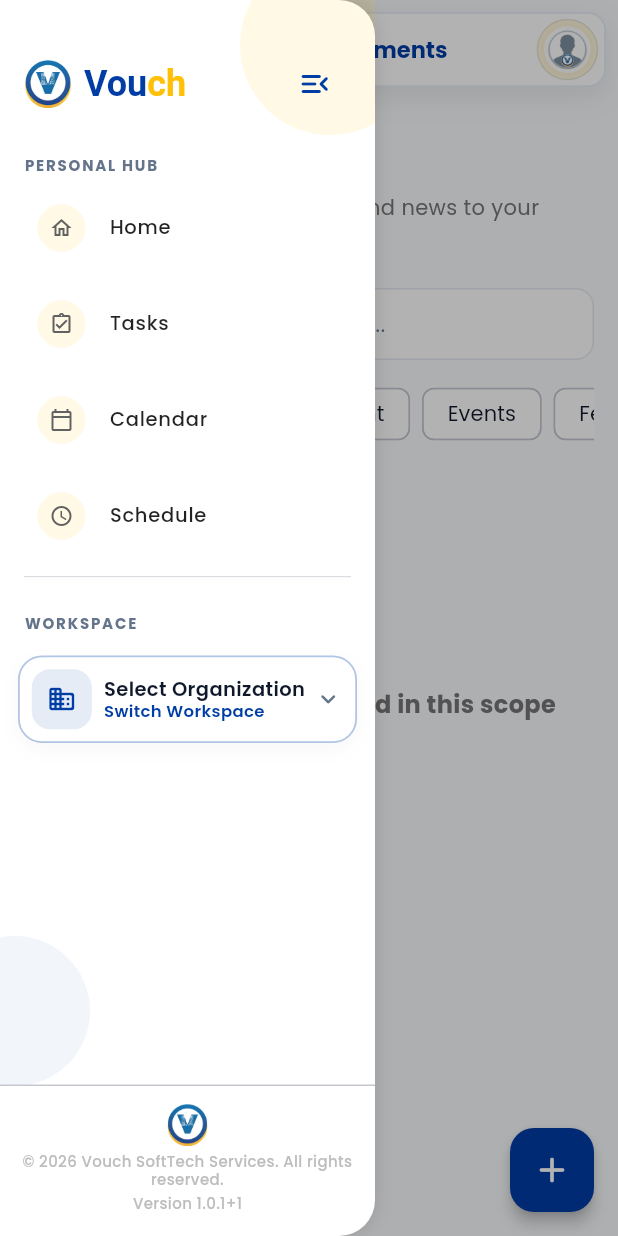
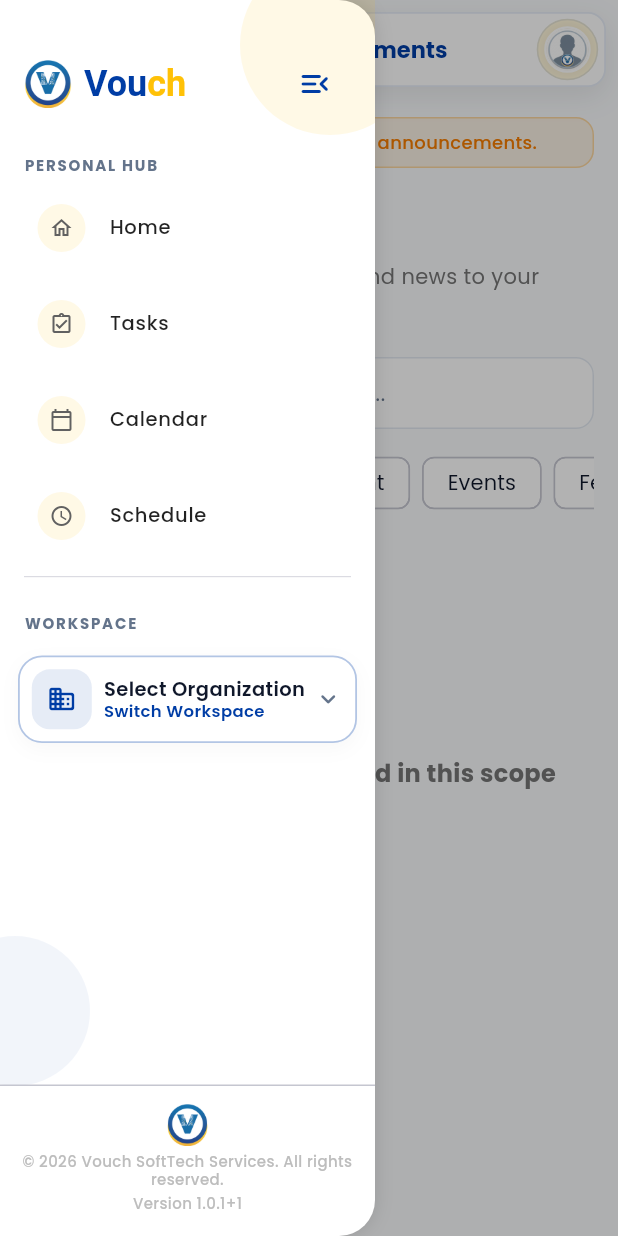
Before and after one commit to vouch2026/vouch, a Flutter app: the GovernorAnnouncementsPage screen opened by its route, on a phone screen of 412 x 824 dp. Run offline on Flutter 3.47's test engine with Material 3 defaults, Android fonts, the phone set to English and light mode, and no system bars; our stand-ins replace fl_chart, flutter_dotenv, flutter_riverpod, flutter_screenutil, freezed_annotation, go_router and 8 more; missing offline and left inert: dart:html, excel, image_gallery_saver_plus, mobile_scanner; accounts and stored records are empty.

Commit message:
Added the offline availability of Organization Settings Screens

```diff
--- a/lib/features/announcements/providers/announcement_provider.dart
+++ b/lib/features/announcements/providers/announcement_provider.dart
@@ -1,8 +1,10 @@
 import 'package:flutter_riverpod/flutter_riverpod.dart';
+import 'package:hive_flutter/hive_flutter.dart';
 import '../models/announcement_model.dart';
 import '../repositories/announcement_repository.dart';
 import '../../../core/config/supabase_config.dart';
 import '../../organizations/providers/workspace_provider.dart';
+import '../../../core/providers/connectivity_provider.dart';
 
 final announcementRepositoryProvider = Provider<AnnouncementRepository>((ref) {
   return AnnouncementRepository(SupabaseConfig.client);
@@ -27,5 +29,35 @@ final workspaceAnnouncementsProvider = FutureProvider<List<AnnouncementModel>>((
 
   if (scopeId == null) return [];
 
-  return ref.watch(announcementRepositoryProvider).getAnnouncementsByScope(scopeType, scopeId);
+  final box = Hive.box('dashboard');
+  final cacheKey = 'announcements_$scopeId';
+  final cached = box.get(cacheKey);
+
+  final connectivity = ref.read(connectivityProvider).value;
+  if (connectivity == false) {
+    if (cached != null) {
+      final cachedList = List<dynamic>.from(cached as List);
+      return cachedList.map((json) {
+        final jsonMap = Map<String, dynamic>.from(json as Map);
+        return AnnouncementModel.fromJson(jsonMap);
+      }).toList();
+    }
+    return [];
+  }
+
+  try {
+    final announcements = await ref.watch(announcementRepositoryProvider).getAnnouncementsByScope(scopeType, scopeId);
+    final jsonList = announcements.map((a) => a.toJson()).toList();
+    await box.put(cacheKey, jsonList);
+    return announcements;
+  } catch (e) {
+    if (cached != null) {
+      final cachedList = List<dynamic>.from(cached as List);
+      return cachedList.map((json) {
+        final jsonMap = Map<String, dynamic>.from(json as Map);
+        return AnnouncementModel.fromJson(jsonMap);
+      }).toList();
+    }
+    rethrow;
+  }
 });
--- a/lib/features/governor/views/governor_announcements_page.dart
+++ b/lib/features/governor/views/governor_announcements_page.dart
@@ -14,6 +14,9 @@ import '../../announcements/providers/announcement_provider.dart';
 import '../../organizations/providers/workspace_provider.dart';
 import '../widgets/governor_announcement_card.dart';
 import '../../../core/widgets/states/offline_state_view.dart';
+import 'package:google_fonts/google_fonts.dart';
+import 'package:hive_flutter/hive_flutter.dart';
+import '../../../core/providers/connectivity_provider.dart';
 
 class GovernorAnnouncementsPage extends ConsumerStatefulWidget {
   const GovernorAnnouncementsPage({super.key});
@@ -46,7 +49,8 @@ class _GovernorAnnouncementsPageState extends ConsumerState<GovernorAnnouncement
     final workspace = ref.watch(workspaceProvider);
     final org = workspace.selectedOrganization;
     final activeRole = workspace.activeRole?.roleName;
-    final canPost = activeRole != 'Student' && activeRole != 'Member';
+    final isOffline = ref.watch(connectivityProvider).value == false;
+    final canPost = activeRole != 'Student' && activeRole != 'Member' && !isOffline;
     final isMobile = ResponsiveLayout.isMobile(context);
 
     return DashboardLayout(
@@ -94,6 +98,10 @@ class _GovernorAnnouncementsPageState extends ConsumerState<GovernorAnnouncement
                     vertical: isMobileGrid ? AppSpacing.lg : AppSpacing.xl,
                   ),
                   children: [
+                    if (isOffline) ...[
+                      _buildOfflineBanner(),
+                      const SizedBox(height: AppSpacing.md),
+                    ],
                     Row(
                       children: [
                         Icon(Icons.campaign_outlined, size: 14, color: Colors.grey[500]),
@@ -319,4 +327,35 @@ class _GovernorAnnouncementsPageState extends ConsumerState<GovernorAnnouncement
       }
     }
   }
+
+  Widget _buildOfflineBanner() {
+    return Container(
+      width: double.infinity,
+      padding: const EdgeInsets.symmetric(horizontal: AppSpacing.lg, vertical: AppSpacing.sm),
+      decoration: BoxDecoration(
+        color: Colors.orange.withValues(alpha: 0.1),
+        borderRadius: BorderRadius.circular(12),
+        border: Border.all(
+          color: Colors.orange.withValues(alpha: 0.3),
+          width: 1,
+        ),
+      ),
+      child: Row(
+        children: [
+          const Icon(Icons.wifi_off_rounded, color: Colors.orange, size: 16),
+          const SizedBox(width: AppSpacing.sm),
+          Expanded(
+            child: Text(
+              'You\'re offline. Showing cached announcements.',
+              style: GoogleFonts.poppins(
+                fontSize: 12,
+                fontWeight: FontWeight.w500,
+                color: Colors.orange.shade700,
+              ),
+            ),
+          ),
+        ],
+      ),
+    );
+  }
 }
--- a/lib/features/governor/widgets/governor_announcement_card.dart
+++ b/lib/features/governor/widgets/governor_announcement_card.dart
@@ -9,6 +9,8 @@ import '../../../core/theme/app_text_styles.dart';
 import '../../../routes/route_paths.dart';
 import '../../announcements/models/announcement_model.dart';
 import '../../organizations/providers/workspace_provider.dart';
+import '../../../core/utils/offline_image_cache.dart';
+import '../../../core/providers/connectivity_provider.dart';
 
 class GovernorAnnouncementCard extends ConsumerStatefulWidget {
   final AnnouncementModel announcement;
@@ -65,7 +67,8 @@ class _GovernorAnnouncementCardState extends ConsumerState<GovernorAnnouncementC
     final theme = Theme.of(context);
     final workspace = ref.watch(workspaceProvider);
     final activeRole = workspace.activeRole?.roleName;
-    final canManage = activeRole != 'Student' && activeRole != 'Member';
+    final isOffline = ref.watch(connectivityProvider).value == false;
+    final canManage = activeRole != 'Student' && activeRole != 'Member' && !isOffline;
 
     return Card(
       elevation: 0,
@@ -83,10 +86,14 @@ class _GovernorAnnouncementCardState extends ConsumerState<GovernorAnnouncementC
           if (widget.announcement.imageUrl != null)
             AspectRatio(
               aspectRatio: 16 / 9,
-              child: Image.network(
-                widget.announcement.imageUrl!,
+              child: Image(
+                image: OfflineImageCache.get(widget.announcement.imageUrl)!,
                 width: double.infinity,
                 fit: BoxFit.cover,
+                errorBuilder: (context, error, stackTrace) => const Opacity(
+                  opacity: 0.1,
+                  child: Icon(Icons.image, size: 48),
+                ),
               ),
             ),
           Padding(
```
